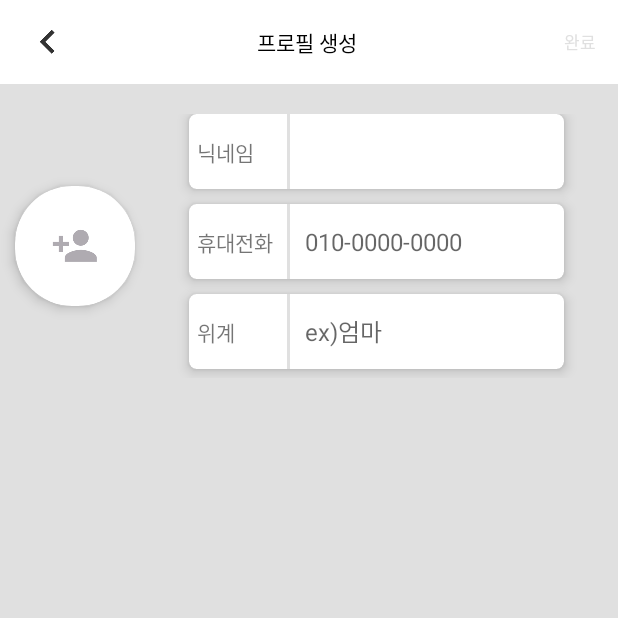
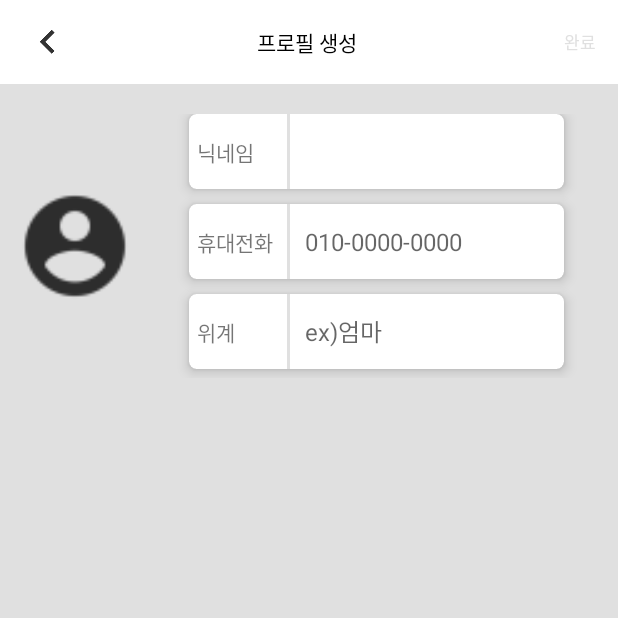
Before and after one commit to donghyun3363/Family, an Android app: the fragment ProfileFragment placed in its activity, on a phone screen of 412 x 824 dp, the top half of it. Run offline under Robolectric (Android 15) with nearby library versions, the phone set to English and light mode, and no system bars; our stand-ins replace ButterKnife, Firebase (no records; nobody signed in at launch, a user with empty details on screens opened directly); libraries missing offline, so code that uses them is left out: com.squareup.otto; Roboto replaces fonts that are not available here; 3 statements that could not run were skipped.

Commit message:
프로필 사진 업로드 추가

```diff
--- a/app/build.gradle
+++ b/app/build.gradle
@@ -41,6 +41,7 @@ dependencies {
     compile 'com.google.firebase:firebase-database:10.0.1'
     testCompile 'junit:junit:4.12'
     annotationProcessor 'com.jakewharton:butterknife-compiler:8.7.0'
+    compile 'com.squareup:otto:1.3.8'
 }
 
 
--- a/app/src/main/res/layout/fragment_profile.xml
+++ b/app/src/main/res/layout/fragment_profile.xml
@@ -53,23 +53,17 @@
             android:orientation="horizontal"
             android:weightSum="1">
 
-            <android.support.v7.widget.CardView xmlns:android="http://schemas.android.com/apk/res/android"
-                xmlns:card_view="http://schemas.android.com/apk/res-auto"
-                android:layout_width="80dp"
-                android:layout_height="80dp"
-                android:layout_gravity="center"
-                android:layout_marginLeft="10dp"
-                card_view:cardCornerRadius="38dp"
-                card_view:cardElevation="5dp">
+
 
                 <ImageButton    android:id="@+id/profile_image"
-                    android:layout_width="match_parent"
-                    android:layout_height="match_parent"
+                    android:layout_width="80dp"
+                    android:layout_height="80dp"
+                    android:layout_gravity="center"
+                    android:layout_marginLeft="10dp"
                     android:background="@android:color/transparent"
-                    android:scaleType="center"
-                    android:src="@drawable/ic_action_name"
+                    android:scaleType="fitXY"
+                    android:src="@drawable/ic_profileblack"
                     android:onClick="profileClick"/>
-            </android.support.v7.widget.CardView>
 
             <LinearLayout
                 android:layout_width="match_parent"
@@ -172,7 +166,7 @@
                             android:background="@null"
                             android:hint="ex)엄마"
                             android:imeOptions="actionDone|actionNext"
-                            android:inputType="textPassword"
+                            android:inputType="text"
                             android:textSize="16sp" />
                     </LinearLayout>
                 </android.support.v7.widget.CardView>
```
Also changed, not shown: app/src/main/java/com/family/donghyunlee/family/BusProvider.java (added, +18 -0 lines), app/src/main/java/com/family/donghyunlee/family/DataEvent.java (added, +26 -0 lines), app/src/main/java/com/family/donghyunlee/family/PhotoSel.java (+12 -4 lines), app/src/main/java/com/family/donghyunlee/family/ProfileFragment.java (+32 -0 lines), app/src/main/res/drawable-hdpi/ic_profile.png (added), app/src/main/res/drawable-hdpi/ic_profileblack.png (added), app/src/main/res/drawable-mdpi/ic_profile.png (added), app/src/main/res/drawable-mdpi/ic_profileblack.png (added), app/src/main/res/drawable-xhdpi/ic_profile.png (added), app/src/main/res/drawable-xhdpi/ic_profileblack.png (added), app/src/main/res/drawable-xxhdpi/ic_profile.png (added), app/src/main/res/drawable-xxhdpi/ic_profileblack.png (added).
